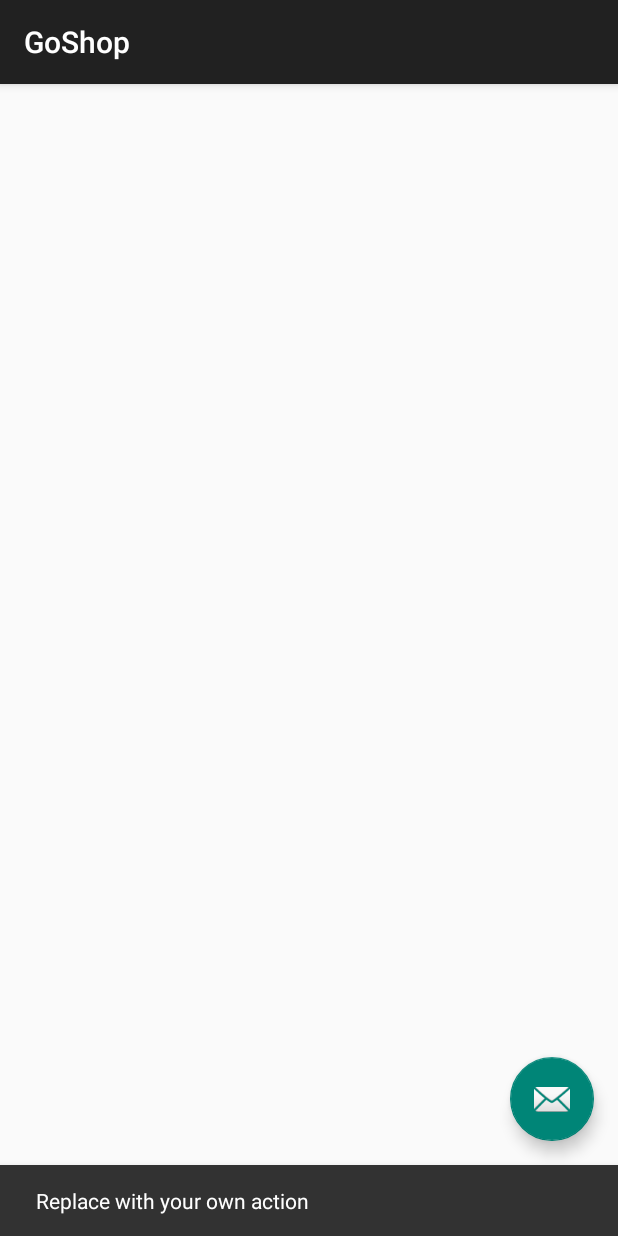
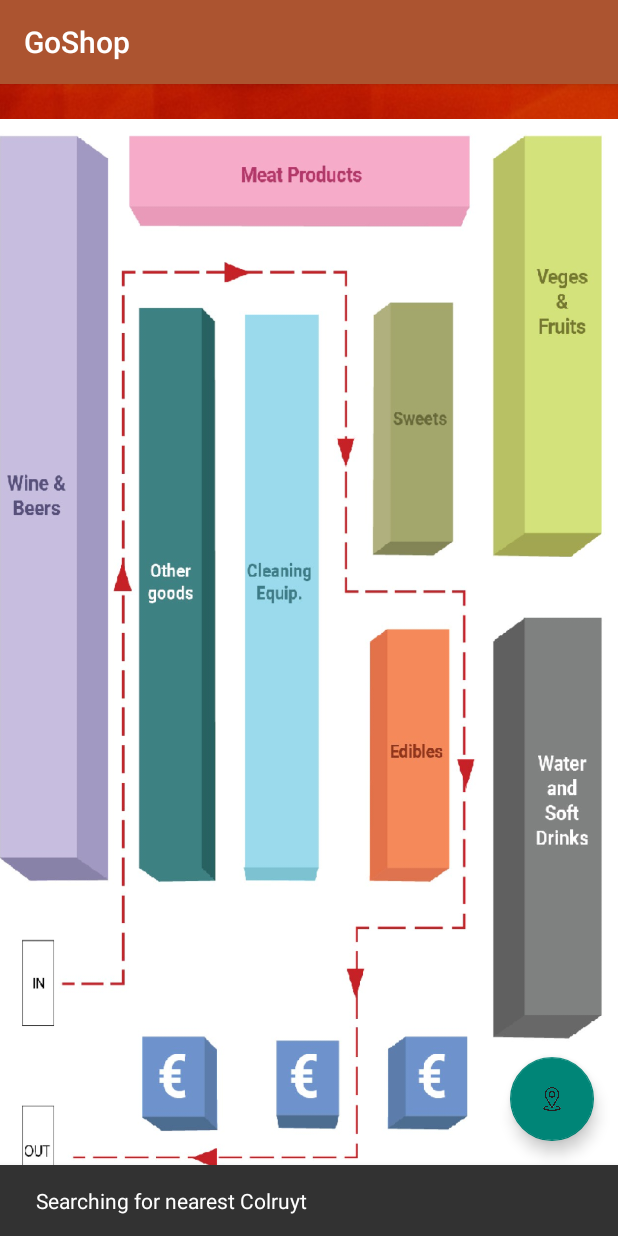
Before and after one commit to adnansee/colruyt_shopping_assistant, an Android app: the GoShop screen opened directly, with no data from a screen before it, after a tap on an icon or button, on a phone screen of 412 x 824 dp. Run offline under Robolectric (Android 15) with nearby library versions, the phone set to English and light mode, and no system bars.

```diff
--- a/app/src/main/AndroidManifest.xml
+++ b/app/src/main/AndroidManifest.xml
@@ -4,7 +4,7 @@
 
     <application
         android:allowBackup="true"
-        android:icon="@mipmap/ic_launcher"
+        android:icon="@mipmap/appicon"
         android:label="@string/app_name"
         android:roundIcon="@mipmap/ic_launcher_round"
         android:supportsRtl="true"
--- a/app/src/main/java/com/example/inta/colruytassistant/GoShop.java
+++ b/app/src/main/java/com/example/inta/colruytassistant/GoShop.java
@@ -6,6 +6,7 @@
 import android.support.v7.app.AppCompatActivity;
 import android.support.v7.widget.Toolbar;
 import android.view.View;
+import android.widget.ImageView;
 
 public class GoShop extends AppCompatActivity {
 
@@ -20,7 +21,10 @@
         fab.setOnClickListener(new View.OnClickListener() {
             @Override
             public void onClick(View view) {
-                Snackbar.make(view, "Replace with your own action", Snackbar.LENGTH_LONG)
+
+
+
+                Snackbar.make(view, "Searching for nearest Colruyt", Snackbar.LENGTH_LONG)
                         .setAction("Action", null).show();
             }
         });
--- a/app/src/main/java/com/example/inta/colruytassistant/MainActivity.java
+++ b/app/src/main/java/com/example/inta/colruytassistant/MainActivity.java
@@ -37,10 +37,10 @@
 
 
 
-        listButton.setOnClickListener(new View.OnClickListener() {
+        shopButton.setOnClickListener(new View.OnClickListener() {
             @Override
             public void onClick(View view) {
-                startActivity(new Intent(getApplicationContext(), Shop_List.class));
+                startActivity(new Intent(getApplicationContext(), GoShop.class));
 
             }
         });
--- a/app/src/main/res/layout/activity_go_shop.xml
+++ b/app/src/main/res/layout/activity_go_shop.xml
@@ -16,7 +16,8 @@
             android:layout_width="match_parent"
             android:layout_height="?attr/actionBarSize"
             android:background="?attr/colorPrimary"
-            app:popupTheme="@style/PopupOverlay" />
+            app:popupTheme="@style/PopupOverlay"
+            android:backgroundTint="@color/colorAccent"/>
 
     </android.support.design.widget.AppBarLayout>
 
@@ -24,10 +25,16 @@
 
     <android.support.design.widget.FloatingActionButton
         android:id="@+id/fab"
-        android:layout_width="wrap_content"
-        android:layout_height="wrap_content"
-        android:layout_gravity="bottom|end"
+
         android:layout_margin="@dimen/fab_margin"
-        app:srcCompat="@android:drawable/ic_dialog_email" />
+        app:srcCompat="@drawable/loc"
+        android:layout_width="56dp"
+        android:layout_height="56dp"
+        android:layout_gravity="bottom|right"
+        android:layout_marginBottom="16dp"
+        android:layout_marginRight="16dp"
+        android:background="@drawable/deleteitem"
+        android:elevation="8dp"
+        app:fabSize="normal"/>
 
 </android.support.design.widget.CoordinatorLayout>
--- a/app/src/main/res/layout/content_go_shop.xml
+++ b/app/src/main/res/layout/content_go_shop.xml
@@ -6,6 +6,14 @@
     android:layout_height="match_parent"
     app:layout_behavior="@string/appbar_scrolling_view_behavior"
     tools:context=".GoShop"
-    tools:showIn="@layout/activity_go_shop">
+    tools:showIn="@layout/activity_go_shop"
+
+    android:background="@drawable/mainbackground">
+
+    <ImageView
+        android:id="@+id/shoplayout"
+        android:src="@drawable/laycom1"
+        android:layout_width="wrap_content"
+        android:layout_height="wrap_content" />
 
 </android.support.constraint.ConstraintLayout>
--- a/app/src/main/res/values/colors.xml
+++ b/app/src/main/res/values/colors.xml
@@ -4,4 +4,5 @@
     <color name="colorPrimaryDark">#EE7115</color>
     <color name="colorAccent">#AC5430</color>
     <color name="textColor">#ffb6c1</color>
+    <color name="buttonColor">#340708</color>
 </resources>
```
Also changed, not shown: app/src/main/res/drawable/comlayout.jpg (added), app/src/main/res/drawable/laycom1.png (added), app/src/main/res/drawable/loc.png (added), app/src/main/res/drawable/locationsearch1.png (added), app/src/main/res/drawable/locationsearch2.png (added), app/src/main/res/drawable/mewlocaton.png (added), app/src/main/res/drawable/p2.png (deleted), app/src/main/res/drawable/p3.png (deleted), app/src/main/res/mipmap-xxhdpi/appicon.png (added).
